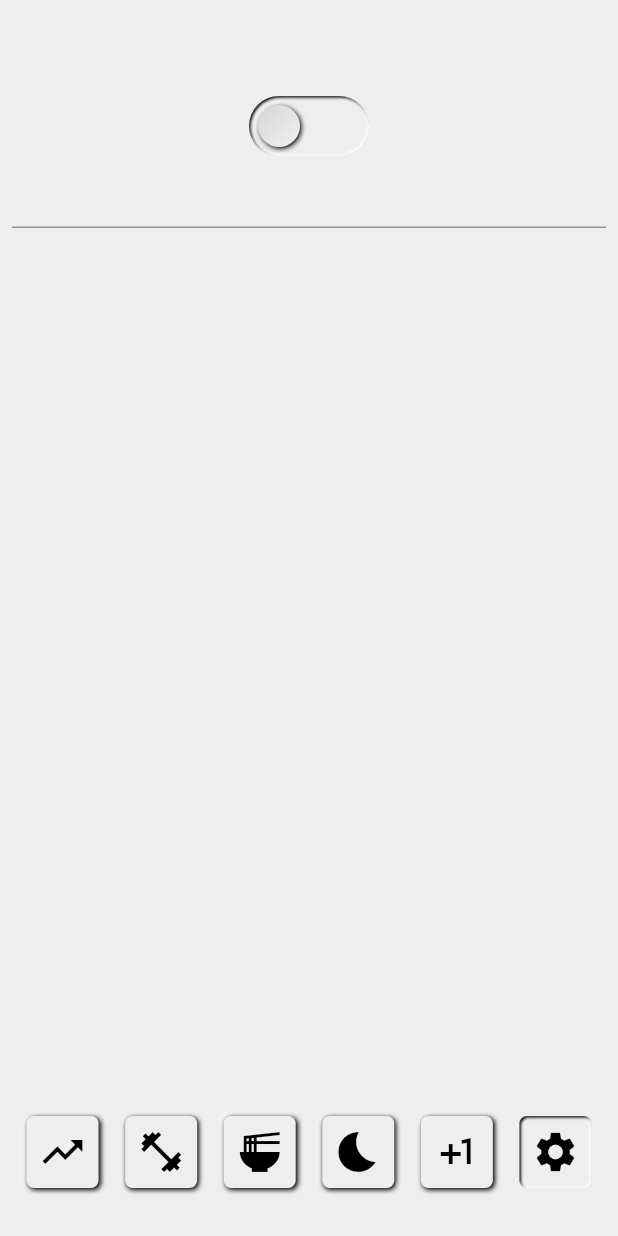
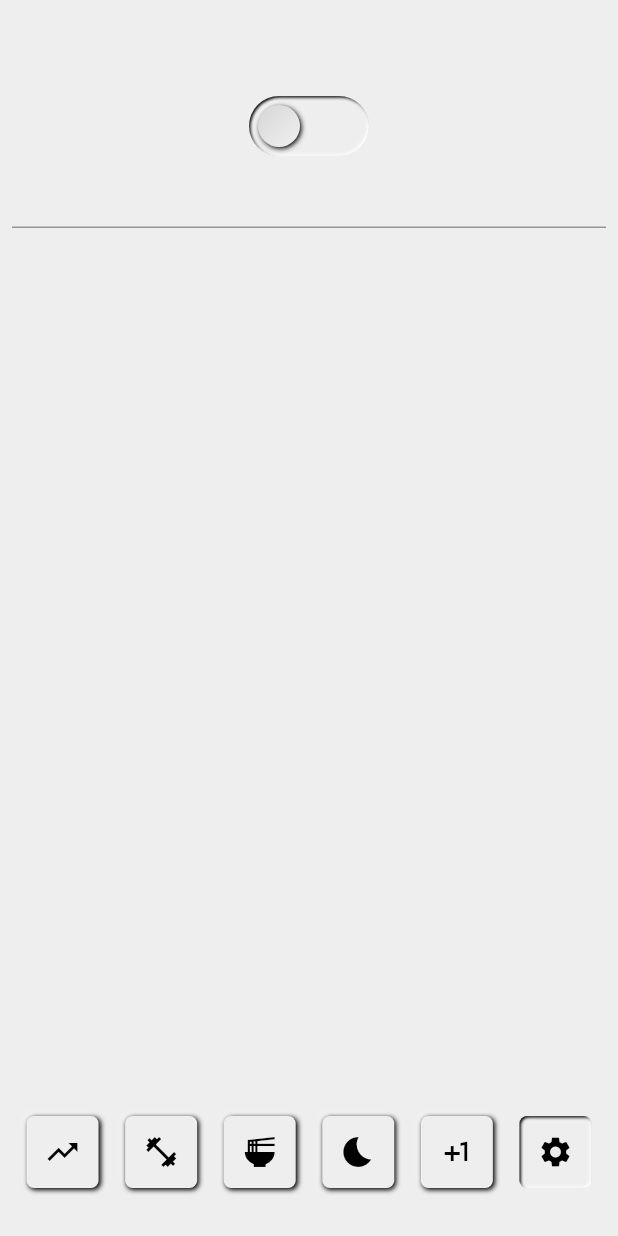
Before and after one commit to tninesling/tracker, a Flutter app: the SettingsScreen screen opened directly, on a phone screen of 412 x 824 dp. Run offline on Flutter 3.47's test engine with Material 2 defaults, Android fonts, the phone set to English and light mode, and no system bars; drawn by our look-alikes of flutter_neumorphic; our stand-ins replace beamer, charts_flutter; project files that could hold a hidden picture were left out.

```diff
--- a/ui/lib/neu/atoms/themed_icon.dart
+++ b/ui/lib/neu/atoms/themed_icon.dart
@@ -8,11 +8,11 @@ class ThemedIcon extends StatelessWidget {
   @override
   Widget build(BuildContext context) {
     return Padding(
-      padding: const EdgeInsets.all(8),
+      padding: const EdgeInsets.all(12),
       child: Icon(
         iconData,
         color: NeumorphicTheme.currentTheme(context).iconTheme.color,
-        size: 32,
+        size: 24,
       ),
     );
   }
--- a/ui/lib/state.dart
+++ b/ui/lib/state.dart
@@ -15,13 +15,13 @@ class DietState with ChangeNotifier {
       (targetCalories() - _targetProteinCalories()) / 2 / 4;
 
   List<Meal> meals() => [
-      Meal(date: DateTime(2021, 12, 21, 9), calories: 1287, carbGrams: 85, fatGrams: 20, proteinGrams: 45),
-      Meal(date: DateTime(2021, 12, 22, 12), calories: 800, carbGrams: 45, fatGrams: 14, proteinGrams: 20),
-      Meal(date: DateTime(2021, 12, 23, 17), calories: 250, carbGrams: 20, fatGrams: 42, proteinGrams: 62),
-      Meal(date: DateTime(2021, 12, 24, 11), calories: 650, carbGrams: 55, fatGrams: 18, proteinGrams: 14),
-      Meal(date: DateTime(2021, 12, 27, 18), calories: 420, carbGrams: 30, fatGrams: 27, proteinGrams: 52),
-      Meal(date: DateTime(2021, 12, 28, 10), calories: 1000, carbGrams: 65, fatGrams: 32, proteinGrams: 31),
-      Meal(date: DateTime(2021, 12, 31, 16), calories: 500, carbGrams: 35, fatGrams: 14, proteinGrams: 23),
+      Meal(date: DateTime(2021, 12, 21, 9), calories: 2100, carbGrams: 85, fatGrams: 20, proteinGrams: 45),
+      Meal(date: DateTime(2021, 12, 22, 12), calories: 2200, carbGrams: 45, fatGrams: 14, proteinGrams: 20),
+      Meal(date: DateTime(2021, 12, 23, 17), calories: 2058, carbGrams: 20, fatGrams: 42, proteinGrams: 62),
+      Meal(date: DateTime(2021, 12, 24, 11), calories: 2145, carbGrams: 55, fatGrams: 18, proteinGrams: 14),
+      Meal(date: DateTime(2021, 12, 27, 18), calories: 2008, carbGrams: 30, fatGrams: 27, proteinGrams: 52),
+      Meal(date: DateTime(2021, 12, 28, 10), calories: 2340, carbGrams: 65, fatGrams: 32, proteinGrams: 31),
+      Meal(date: DateTime(2021, 12, 31, 16), calories: 1980, carbGrams: 35, fatGrams: 14, proteinGrams: 23),
     ];
 
   // Abstract weight like Duration is done
```
Also changed, not shown: ui/lib/neu/atoms/line_chart.dart (deleted, +0 -49 lines), ui/lib/neu/atoms/scatter_plot.dart (added, +49 -0 lines), ui/lib/neu/atoms/timeseries.dart (deleted, +0 -30 lines), ui/lib/neu/trends.dart (+36 -13 lines).
